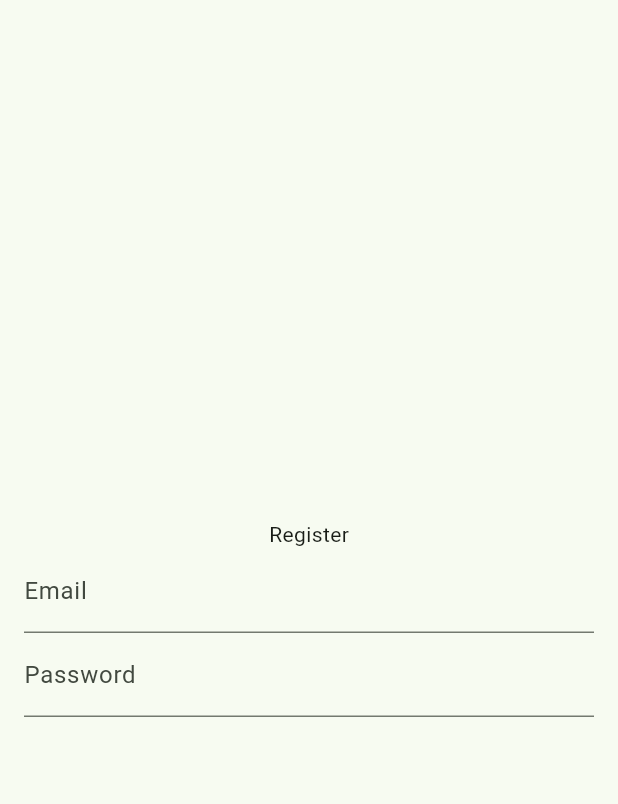
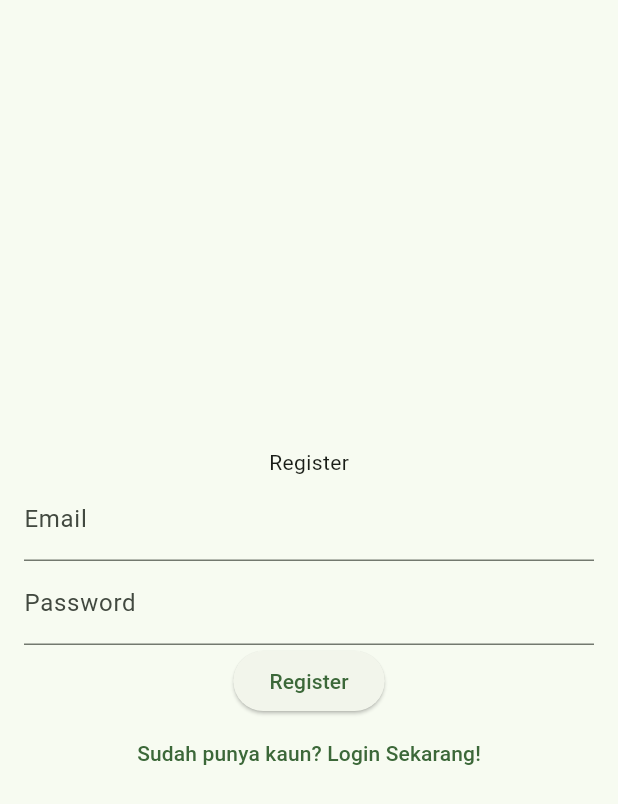
Before and after one commit to NilaAyu1611/20220140138_act4, a Flutter app: the RegisterPage screen opened directly, on a phone screen of 412 x 824 dp. Shown: the top 804 px of the screen. Run offline on Flutter 3.47's test engine with Material 3 defaults, Android fonts, the phone set to English and light mode, and no system bars.

Commit message:
navigasi ke hamalan login

```diff
--- a/lib/presentation/register_page.dart
+++ b/lib/presentation/register_page.dart
@@ -1,4 +1,5 @@
 import 'package:flutter/material.dart';
+import 'package:play_navigation/presentation/login_page.dart';
 
 class RegisterPage extends StatefulWidget {
   const RegisterPage({super.key});
@@ -47,7 +48,16 @@ class _RegisterPageState extends State<RegisterPage> {
                   return null;
                 },
               ),
-
+              ElevatedButton(onPressed: (){}, child: Text('Register')),
+              TextButton(
+                onPressed: (){
+                  Navigator.pushNamed(context,'/login');
+                  // Navigator.pop(context);
+                  // Navigator.push(
+                  //   context, MaterialPageRoute(builder: (context) => const LoginPage()),
+                  // );
+                }, child: Text('Sudah punya kaun? Login Sekarang!'),
+                ),
             ],
           ),)
       ),
```
